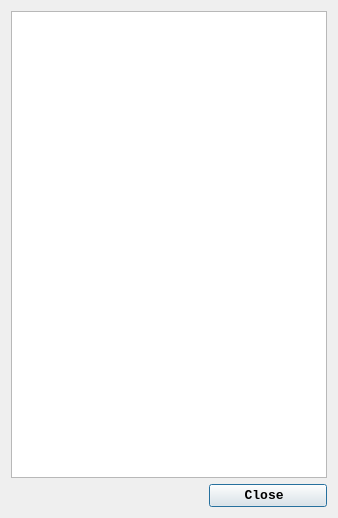
Before: the Qt Designer form nodedataviewer.ui in xiaomailong/icp2mnu_scada, drawn with Qt 5.
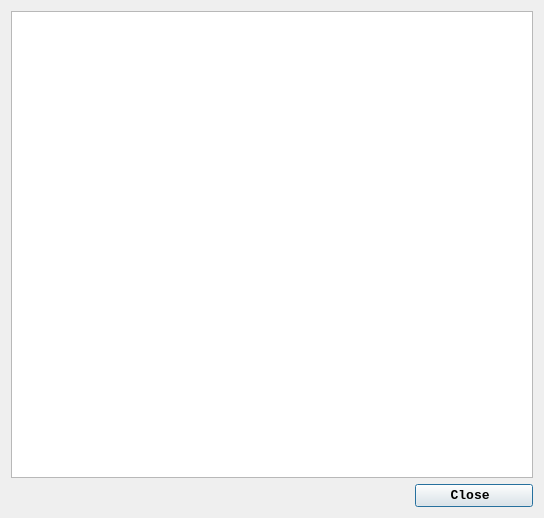
After: the same form once the commit is applied. Icons and pictures are not drawn.

Diff of the .ui file:
```diff
--- a/nodedataviewer.ui
+++ b/nodedataviewer.ui
@@ -6,7 +6,7 @@
    <rect>
     <x>0</x>
     <y>0</y>
-    <width>338</width>
+    <width>544</width>
     <height>518</height>
    </rect>
   </property>
```
